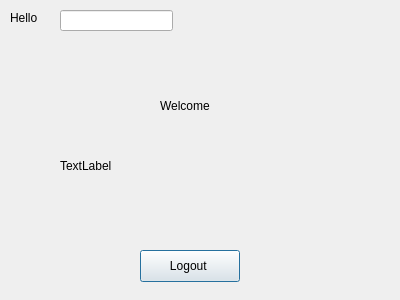
This is CinemaProject/welcomewindow.ui in Zab-17/Assignment-1- as Qt 5 draws it before an edit. The edited form follows.
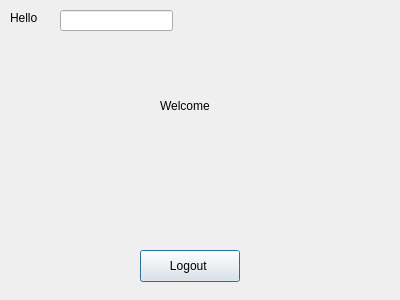
This is the edited form.

Commit message: Adding a slot handler function for Login button and Register button. Added the display window when the username and password entered exist and showing error label when the entered username and password are not found.

Patch:
```diff
--- a/CinemaProject/welcomewindow.ui
+++ b/CinemaProject/welcomewindow.ui
@@ -59,7 +59,7 @@
     </rect>
    </property>
    <property name="text">
-    <string>TextLabel</string>
+    <string/>
    </property>
   </widget>
   <widget class="QLabel" name="label_Welcome">
```
The commit also changes 7 other files.
